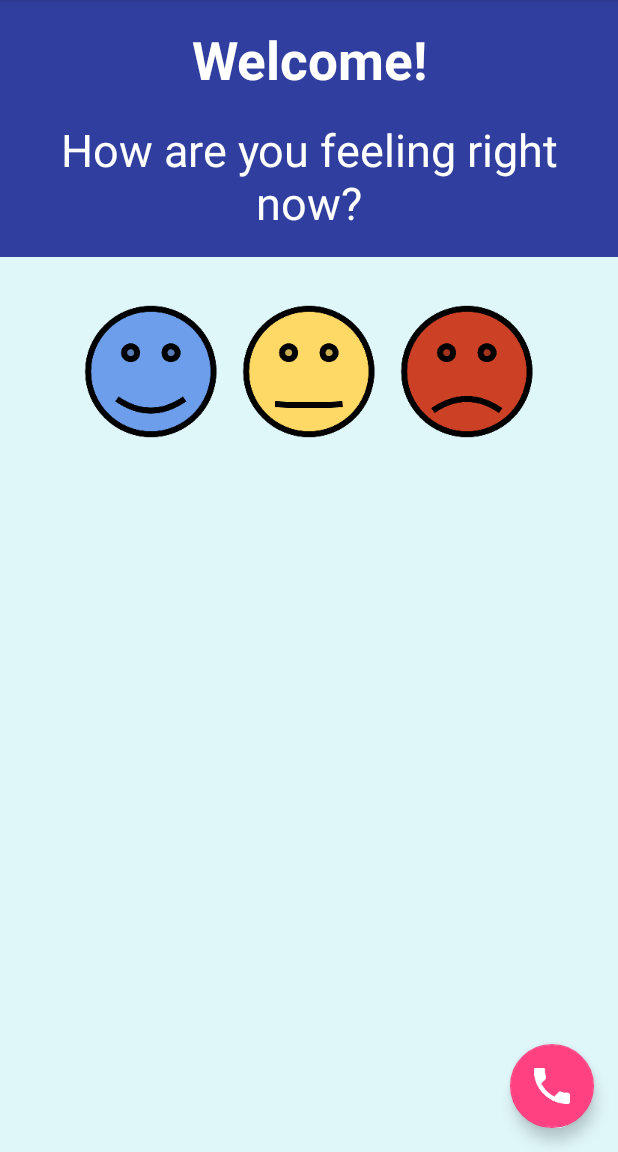
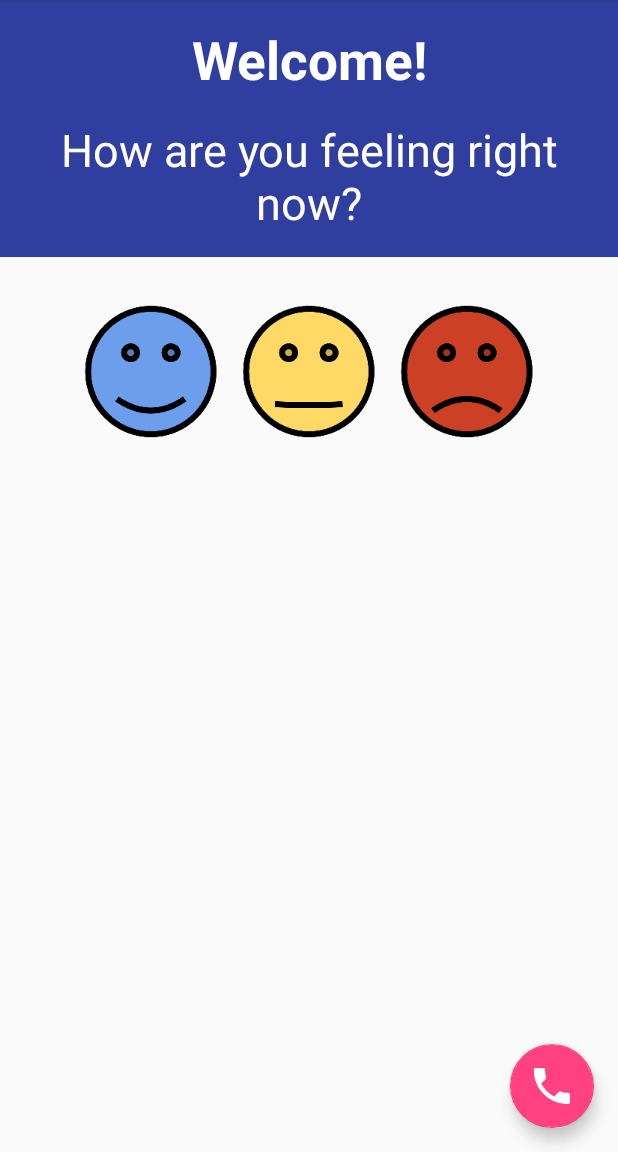
Before and after one commit to TylerCarberry/PTSD-Aid, an Android app: the screen it shows after launch (MainActivity), on a phone screen of 412 x 824 dp, the part 84-1236 px from its top. Run offline under Robolectric (Android 15) with nearby library versions, the phone set to English and light mode, and no system bars; our stand-ins replace Firebase (no records; nobody signed in at launch, a user with empty details on screens opened directly), Volley; libraries missing offline, so code that uses them is left out: angtrim.com.fivestarslibrary; 8 statements that could not run were skipped.

Commit message:
Change background color to gray
Instead of light blue

```diff
--- a/app/src/main/res/values/colors.xml
+++ b/app/src/main/res/values/colors.xml
@@ -1,6 +1,6 @@
 <?xml version="1.0" encoding="utf-8"?>
 <resources>
-    <color name="mainBackground">#e0f7fa</color>
+    <color name="mainBackground">#fafafa</color>
     <color name="colorPrimary">#3F51B5</color>
     <color name="colorPrimaryDark">#303F9F</color>
     <color name="colorAccent">#FF4081</color>
```
